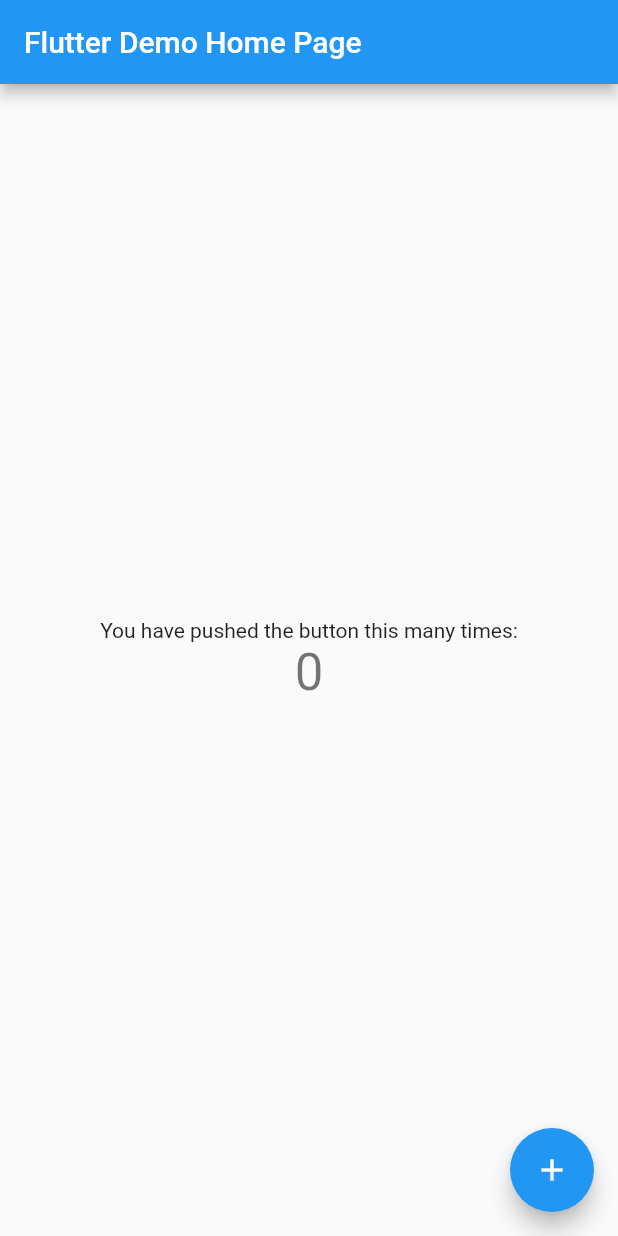
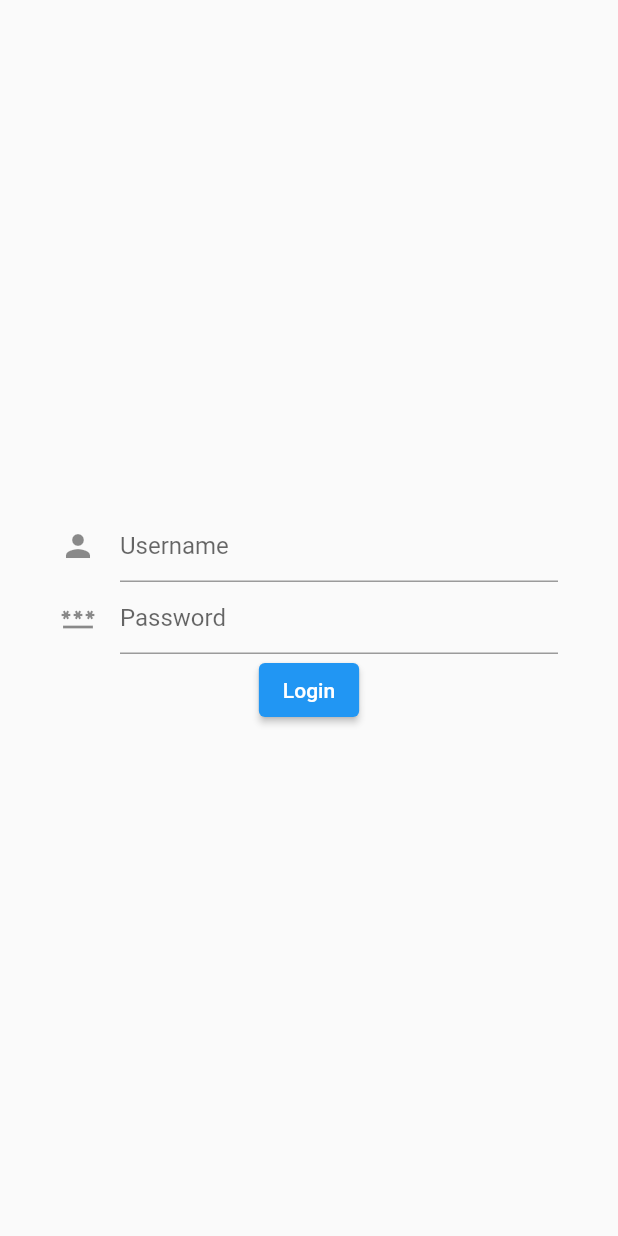
Before and after one commit to SoulPlayer23/incident_reporter, a Flutter app: the screen it shows after launch, on a phone screen of 412 x 824 dp. Run offline on Flutter 3.47's test engine with Material 2 defaults, Android fonts, the phone set to English and light mode, and no system bars; our stand-ins replace flutter_bloc.

Commit message:
Login with bloc

```diff
--- /dev/null
+++ b/lib/auth/form_submission_status.dart
@@ -0,0 +1,17 @@
+abstract class FormSubmissionStatus {
+  const FormSubmissionStatus();
+}
+
+class initialFormStatus extends FormSubmissionStatus {
+  const initialFormStatus();
+}
+
+class FormSubmitting extends FormSubmissionStatus {}
+
+class SubmissionSuccess extends FormSubmissionStatus {}
+
+class SubmissionFailed extends FormSubmissionStatus {
+  final Object exception;
+
+  SubmissionFailed(this.exception);
+}
--- /dev/null
+++ b/lib/auth/login/login_event.dart
@@ -0,0 +1,15 @@
+abstract class LoginEvent {}
+
+class LoginUsernameChanged extends LoginEvent {
+  final String username;
+
+  LoginUsernameChanged({required this.username});
+}
+
+class LoginPasswordchanged extends LoginEvent {
+  final String password;
+
+  LoginPasswordchanged({required this.password});
+}
+
+class LoginSubmit extends LoginEvent {}
--- /dev/null
+++ b/lib/bloc/login_bloc.dart
@@ -0,0 +1,32 @@
+import 'package:flutter/material.dart';
+import 'package:incident_reporter/auth/form_submission_status.dart';
+import 'package:incident_reporter/auth/login/login_event.dart';
+import 'package:incident_reporter/model/login_state.dart';
+import 'package:flutter_bloc/flutter_bloc.dart';
+import 'package:incident_reporter/repo/auth_repo.dart';
+
+class LoginBloc extends Bloc<LoginEvent, LoginState> {
+  final AuthRepository authRepo;
+  LoginBloc({required this.authRepo}) : super(LoginState());
+
+  @override
+  Stream<LoginState> mapEventToState(LoginEvent event) async* {
+    //username updated
+    if (event is LoginUsernameChanged) {
+      yield state.copyWith(username: event.username);
+    } else if (event is LoginPasswordchanged) {
+      //password updated
+      yield state.copyWith(password: event.password);
+      //form submitted
+    } else if (event is LoginSubmit) {
+      yield state.copyWith(formStatus: FormSubmitting());
+
+      try {
+        await authRepo.login();
+        yield state.copyWith(formStatus: SubmissionSuccess());
+      } catch (e) {
+        yield state.copyWith(formStatus: SubmissionFailed(e));
+      }
+    }
+  }
+}
--- a/lib/main.dart
+++ b/lib/main.dart
@@ -1,4 +1,7 @@
 import 'package:flutter/material.dart';
+import 'package:flutter_bloc/flutter_bloc.dart';
+import 'package:incident_reporter/repo/auth_repo.dart';
+import 'package:incident_reporter/screens/login_page.dart';
 
 void main() {
   runApp(MyApp());
@@ -9,105 +12,12 @@ class MyApp extends StatelessWidget {
   @override
   Widget build(BuildContext context) {
     return MaterialApp(
-      title: 'Flutter Demo',
-      theme: ThemeData(
-        // This is the theme of your application.
-        //
-        // Try running your application with "flutter run". You'll see the
-        // application has a blue toolbar. Then, without quitting the app, try
-        // changing the primarySwatch below to Colors.green and then invoke
-        // "hot reload" (press "r" in the console where you ran "flutter run",
-        // or simply save your changes to "hot reload" in a Flutter IDE).
-        // Notice that the counter didn't reset back to zero; the application
-        // is not restarted.
-        primarySwatch: Colors.blue,
-      ),
-      home: MyHomePage(title: 'Flutter Demo Home Page'),
-    );
+        debugShowCheckedModeBanner: false,
+        title: 'Incident Reporter',
+        theme: ThemeData(),
+        home: RepositoryProvider(
+          create: (context) => AuthRepository(),
+          child: Login(),
+        ));
   }
 }
-
-class MyHomePage extends StatefulWidget {
-  MyHomePage({Key? key, required this.title}) : super(key: key);
-
-  // This widget is the home page of your application. It is stateful, meaning
-  // that it has a State object (defined below) that contains fields that affect
-  // how it looks.
-
-  // This class is the configuration for the state. It holds the values (in this
-  // case the title) provided by the parent (in this case the App widget) and
-  // used by the build method of the State. Fields in a Widget subclass are
-  // always marked "final".
-
-  final String title;
-
-  @override
-  _MyHomePageState createState() => _MyHomePageState();
-}
-
-class _MyHomePageState extends State<MyHomePage> {
-  int _counter = 0;
-
-  void _incrementCounter() {
-    setState(() {
-      // This call to setState tells the Flutter framework that something has
-      // changed in this State, which causes it to rerun the build method below
-      // so that the display can reflect the updated values. If we changed
-      // _counter without calling setState(), then the build method would not be
-      // called again, and so nothing would appear to happen.
-      _counter++;
-    });
-  }
-
-  @override
-  Widget build(BuildContext context) {
-    // This method is rerun every time setState is called, for instance as done
-    // by the _incrementCounter method above.
-    //
-    // The Flutter framework has been optimized to make rerunning build methods
-    // fast, so that you can just rebuild anything that needs updating rather
-    // than having to individually change instances of widgets.
-    return Scaffold(
-      appBar: AppBar(
-        // Here we take the value from the MyHomePage object that was created by
-        // the App.build method, and use it to set our appbar title.
-        title: Text(widget.title),
-      ),
-      body: Center(
-        // Center is a layout widget. It takes a single child and positions it
-        // in the middle of the parent.
-        child: Column(
-          // Column is also a layout widget. It takes a list of children and
-          // arranges them vertically. By default, it sizes itself to fit its
-          // children horizontally, and tries to be as tall as its parent.
-          //
-          // Invoke "debug painting" (press "p" in the console, choose the
-          // "Toggle Debug Paint" action from the Flutter Inspector in Android
-          // Studio, or the "Toggle Debug Paint" command in Visual Studio Code)
-          // to see the wireframe for each widget.
-          //
-          // Column has various properties to control how it sizes itself and
-          // how it positions its children. Here we use mainAxisAlignment to
-          // center the children vertically; the main axis here is the vertical
-          // axis because Columns are vertical (the cross axis would be
-          // horizontal).
-          mainAxisAlignment: MainAxisAlignment.center,
-          children: <Widget>[
-            Text(
-              'You have pushed the button this many times:',
-            ),
-            Text(
-              '$_counter',
-              style: Theme.of(context).textTheme.headline4,
-            ),
-          ],
-        ),
-      ),
-      floatingActionButton: FloatingActionButton(
-        onPressed: _incrementCounter,
-        tooltip: 'Increment',
-        child: Icon(Icons.add),
-      ), // This trailing comma makes auto-formatting nicer for build methods.
-    );
-  }
-}
--- /dev/null
+++ b/lib/model/login_state.dart
@@ -0,0 +1,27 @@
+import 'package:incident_reporter/auth/form_submission_status.dart';
+
+class LoginState {
+  final String username;
+  bool get isValidUsername => username.length > 5;
+  final String password;
+  bool get isValidPassword => password.length > 7;
+  final FormSubmissionStatus formStatus;
+
+  LoginState({
+    this.username = '',
+    this.password = '',
+    this.formStatus = const initialFormStatus(),
+  });
+
+  LoginState copyWith({
+    String? username,
+    String? password,
+    FormSubmissionStatus? formStatus,
+  }) {
+    return LoginState(
+      username: username ?? this.username,
+      password: password ?? this.password,
+      formStatus: formStatus ?? this.formStatus,
+    );
+  }
+}
--- /dev/null
+++ b/lib/repo/auth_repo.dart
@@ -0,0 +1,7 @@
+class AuthRepository {
+  Future<void> login() async {
+    print('attempting login');
+    await Future.delayed(Duration(seconds: 3));
+    print('logged in');
+  }
+}
--- /dev/null
+++ b/lib/screens/login_page.dart
@@ -0,0 +1,82 @@
+import 'package:flutter/material.dart';
+import 'package:flutter_bloc/flutter_bloc.dart';
+import 'package:incident_reporter/auth/form_submission_status.dart';
+import 'package:incident_reporter/auth/login/login_event.dart';
+import 'package:incident_reporter/bloc/login_bloc.dart';
+import 'package:incident_reporter/model/login_state.dart';
+import 'package:incident_reporter/repo/auth_repo.dart';
+
+class Login extends StatelessWidget {
+  //const Login({Key? key}) : super(key: key);
+  final _formKey = GlobalKey<FormState>();
+
+  @override
+  Widget build(BuildContext context) {
+    return Scaffold(
+      body: BlocProvider(
+        create: (context) => LoginBloc(
+          authRepo: context.read<AuthRepository>(),
+        ),
+        child: _loginForm(),
+      ),
+    );
+  }
+
+  Widget _loginForm() {
+    return Form(
+      key: _formKey,
+      child: Padding(
+        padding: const EdgeInsets.symmetric(horizontal: 40.0),
+        child: Center(
+          child: Column(
+            mainAxisAlignment: MainAxisAlignment.center,
+            children: [_usernameField(), _passwordField(), loginButton()],
+          ),
+        ),
+      ),
+    );
+  }
+
+  Widget _usernameField() {
+    return BlocBuilder<LoginBloc, LoginState>(builder: (context, state) {
+      return TextFormField(
+        decoration:
+            InputDecoration(icon: Icon(Icons.person), hintText: 'Username'),
+        validator: (value) =>
+            state.isValidUsername ? null : 'Username is too short',
+        onChanged: (value) => context
+            .read<LoginBloc>()
+            .add(LoginUsernameChanged(username: value)),
+      );
+    });
+  }
+
+  Widget _passwordField() {
+    return BlocBuilder<LoginBloc, LoginState>(builder: (context, state) {
+      return TextFormField(
+          obscureText: true,
+          decoration:
+              InputDecoration(icon: Icon(Icons.password), hintText: 'Password'),
+          validator: (value) =>
+              state.isValidPassword ? null : 'Password is too short',
+          onChanged: (value) => context.read<LoginBloc>().add(
+                LoginPasswordchanged(password: value),
+              ));
+    });
+  }
+
+  Widget loginButton() {
+    return BlocBuilder<LoginBloc, LoginState>(builder: (context, state) {
+      return state.formStatus is FormSubmitting
+          ? CircularProgressIndicator()
+          : ElevatedButton(
+              onPressed: () {
+                if (_formKey.currentState!.validate()) {
+                  context.read<LoginBloc>().add(LoginSubmit());
+                }
+              },
+              child: Text('Login'),
+            );
+    });
+  }
+}
--- a/pubspec.yaml
+++ b/pubspec.yaml
@@ -23,6 +23,7 @@ environment:
 dependencies:
   flutter:
     sdk: flutter
+  flutter_bloc:
 
 
   # The following adds the Cupertino Icons font to your application.
```
Also changed, not shown: pubspec.lock.
